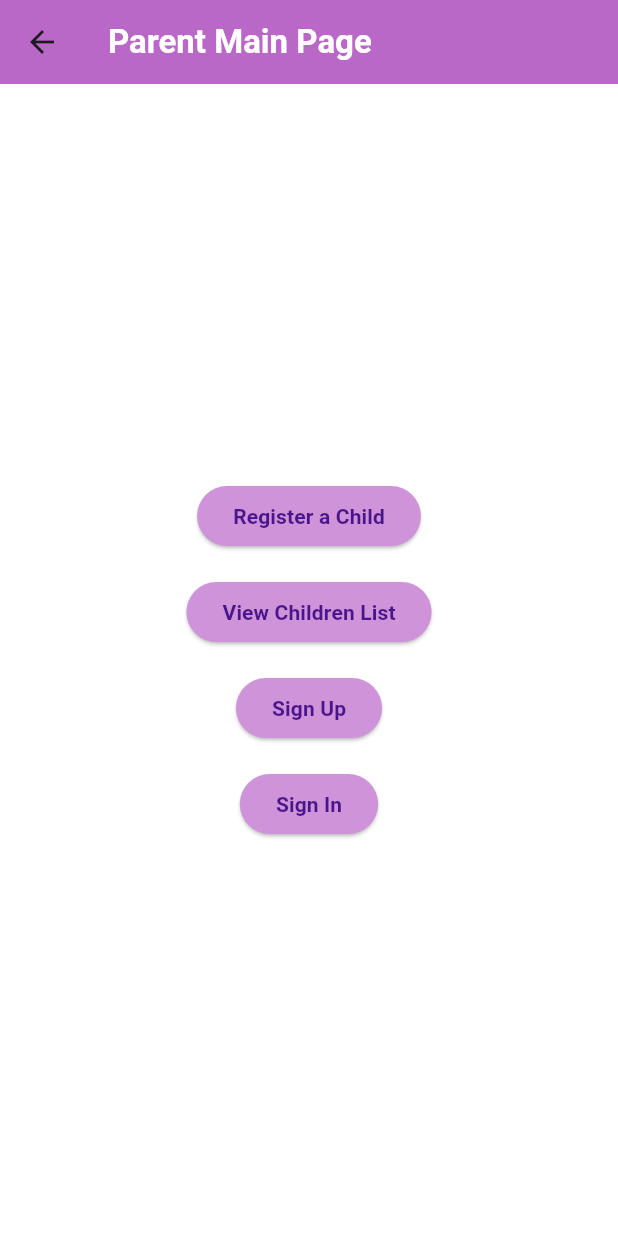
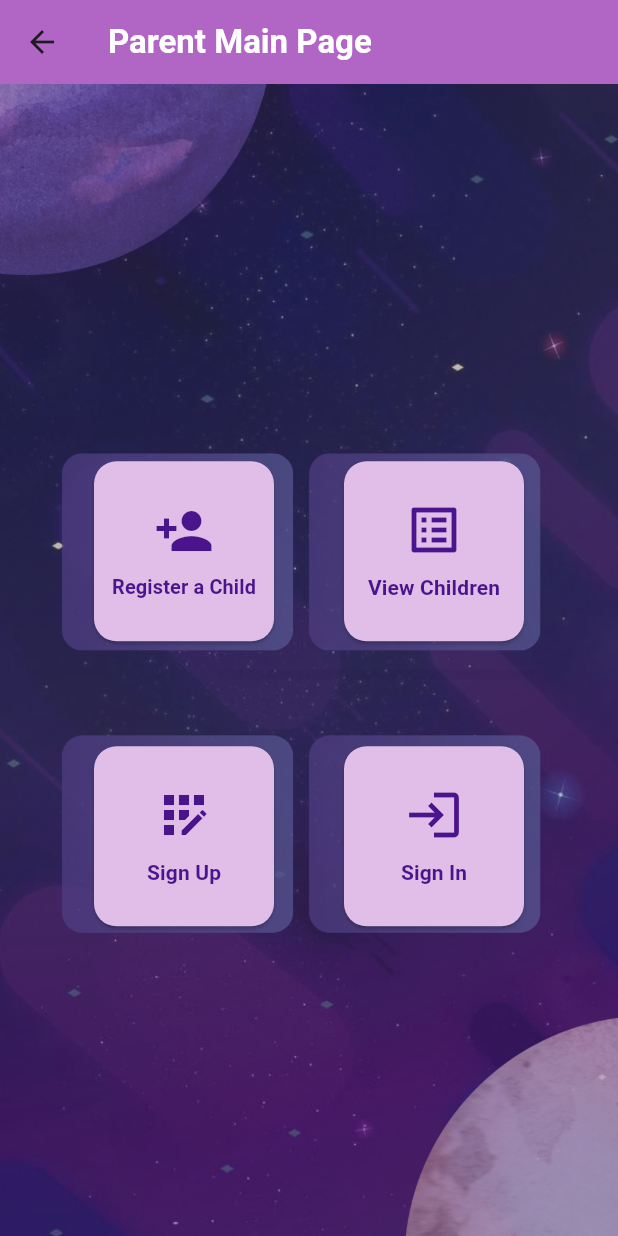
Before and after one commit to deemaoaloufi/KidCoin_App, a Flutter app: the ParentMainScreen screen opened directly, on a phone screen of 412 x 824 dp. Run offline on Flutter 3.47's test engine with Material 3 defaults, Android fonts, the phone set to English and light mode, and no system bars; our stand-ins replace cloud_firestore, firebase_auth, firebase_core; accounts and stored records are empty.

Commit message:
The Designed UI elements. Done by. Joud Bahkali & Bouthainh.

```diff
--- a/lib/methods/parent_main_screen.dart
+++ b/lib/methods/parent_main_screen.dart
@@ -15,60 +15,64 @@ class ParentMainScreen extends StatelessWidget {
       appBar: AppBar(
         title: const Text(
           'Parent Main Page',
-          style: TextStyle(color: Colors.white, fontWeight: FontWeight.bold),
+          style: TextStyle(fontWeight: FontWeight.bold, color: Colors.white),
         ),
         backgroundColor: Colors.purple[300],
+        elevation: 6,
       ),
-      body: Padding(
+      body: Container(
+        decoration: const BoxDecoration(
+          image: DecorationImage(
+            image: AssetImage('assets/UI_ThirdPage.png'),
+            fit: BoxFit.cover,
+          ),
+        ),
+        child: Padding(
           padding: const EdgeInsets.all(16.0),
-        child: Center( // Center the content horizontally and vertically
+          child: Center(
             child: Column(
               mainAxisAlignment: MainAxisAlignment.center,
               children: [
-              ElevatedButton(
+                const SizedBox(height: 45),
+                Row(
+                  mainAxisAlignment: MainAxisAlignment.spaceEvenly,
+                  children: [
+                    _buildButton(
+                      context: context,
                       onPressed: () {
-                  // After Parent Sign In, navigate directly to Child Registration
                         Navigator.pushReplacement(
                           context,
                           MaterialPageRoute(
-                      builder: (context) => ChildRegistrationForm(parentId: parentId),
+                            builder: (context) =>
+                                ChildRegistrationForm(parentId: parentId),
                           ),
                         );
                       },
-                style: ElevatedButton.styleFrom(
-                  backgroundColor: Colors.purple[200],
+                      label: 'Register a Child',
+                      icon: Icons.person_add,
                     ),
-                child: Text(
-                  'Register a Child',
-                  style: TextStyle(
-                    fontWeight: FontWeight.bold,
-                    color: Colors.purple[900], // Purple 900 color for text
-                  ),
-                ),
-              ),
-              const SizedBox(height: 16),
-              ElevatedButton(
+                    _buildButton(
+                      context: context,
                       onPressed: () {
                         Navigator.push(
                           context,
                           MaterialPageRoute(
-                      builder: (context) => ViewChildrenScreen(parentId: parentId),
+                            builder: (context) =>
+                                ViewChildrenScreen(parentId: parentId),
                           ),
                         );
                       },
-                style: ElevatedButton.styleFrom(
-                  backgroundColor: Colors.purple[200],
+                      label: 'View Children',
+                      icon: Icons.list_alt,
                     ),
-                child: Text(
-                  'View Children List',
-                  style: TextStyle(
-                    fontWeight: FontWeight.bold,
-                    color: Colors.purple[900], // Purple 900 color for text
+                  ],
                 ),
-                ),
-              ),
-              const SizedBox(height: 16),
-              ElevatedButton(
+                const SizedBox(height: 70),
+                Row(
+                  mainAxisAlignment: MainAxisAlignment.spaceEvenly,
+                  children: [
+                    _buildButton(
+                      context: context,
                       onPressed: () {
                         Navigator.push(
                           context,
@@ -77,19 +81,11 @@ class ParentMainScreen extends StatelessWidget {
                           ),
                         );
                       },
-                style: ElevatedButton.styleFrom(
-                  backgroundColor: Colors.purple[200],
+                      label: 'Sign Up',
+                      icon: Icons.app_registration,
                     ),
-                child: Text(
-                  'Sign Up',
-                  style: TextStyle(
-                    fontWeight: FontWeight.bold,
-                    color: Colors.purple[900], // Purple 900 color for text
-                  ),
-                ),
-              ),
-              const SizedBox(height: 16),
-              ElevatedButton(
+                    _buildButton(
+                      context: context,
                       onPressed: () {
                         Navigator.push(
                           context,
@@ -98,22 +94,56 @@ class ParentMainScreen extends StatelessWidget {
                           ),
                         );
                       },
-                style: ElevatedButton.styleFrom(
-                  backgroundColor: Colors.purple[200],
-                ),
-                child: Text(
-                  'Sign In',
-                  style: TextStyle(
-                    fontWeight: FontWeight.bold,
-                    color: Colors.purple[900], // Purple 900 color for text
-                  ),
-                ),
+                      label: 'Sign In',
+                      icon: Icons.login,
                     ),
                   ],
+                ),
+              ],
+            ),
           ),
         ),
       ),
       backgroundColor: Colors.white,
     );
   }
+
+  Widget _buildButton({
+    required BuildContext context,
+    required VoidCallback onPressed,
+    required String label,
+    required IconData icon,
+  }) {
+    return SizedBox(
+      width: 120,
+      height: 120,
+      child: ElevatedButton(
+        onPressed: onPressed,
+        style: ElevatedButton.styleFrom(
+          backgroundColor: Colors.purple[100],
+          foregroundColor: Colors.purple[900],
+          shape: RoundedRectangleBorder(
+            borderRadius: BorderRadius.circular(15),
+          ),
+          padding: const EdgeInsets.all(12),
+        ),
+        child: Column(
+          mainAxisAlignment: MainAxisAlignment.center,
+          children: [
+            Icon(icon, size: 40, color: Colors.purple[900]),
+            const SizedBox(height: 8),
+            FittedBox(
+              child: Text(
+                label,
+                style: const TextStyle(
+                  fontWeight: FontWeight.bold,
+                ),
+                textAlign: TextAlign.center,
+              ),
+            ),
+          ],
+        ),
+      ),
+    );
   }
+}
```
Also changed, not shown: lib/home_screen.dart (+43 -29 lines), lib/next_screen.dart (+54 -31 lines), assets/UI_FirstPage.png (added), assets/UI_SecondPage.png (added), assets/UI_ThirdPage.png (added). Lines whose indentation alone changed are shown as unchanged.
